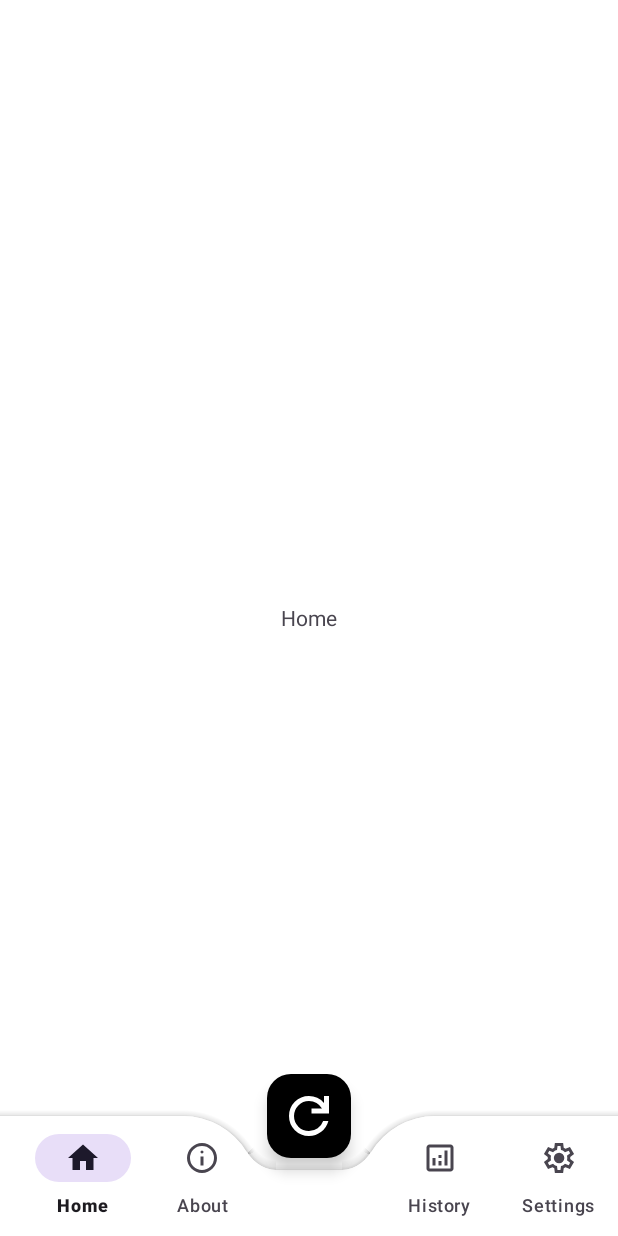
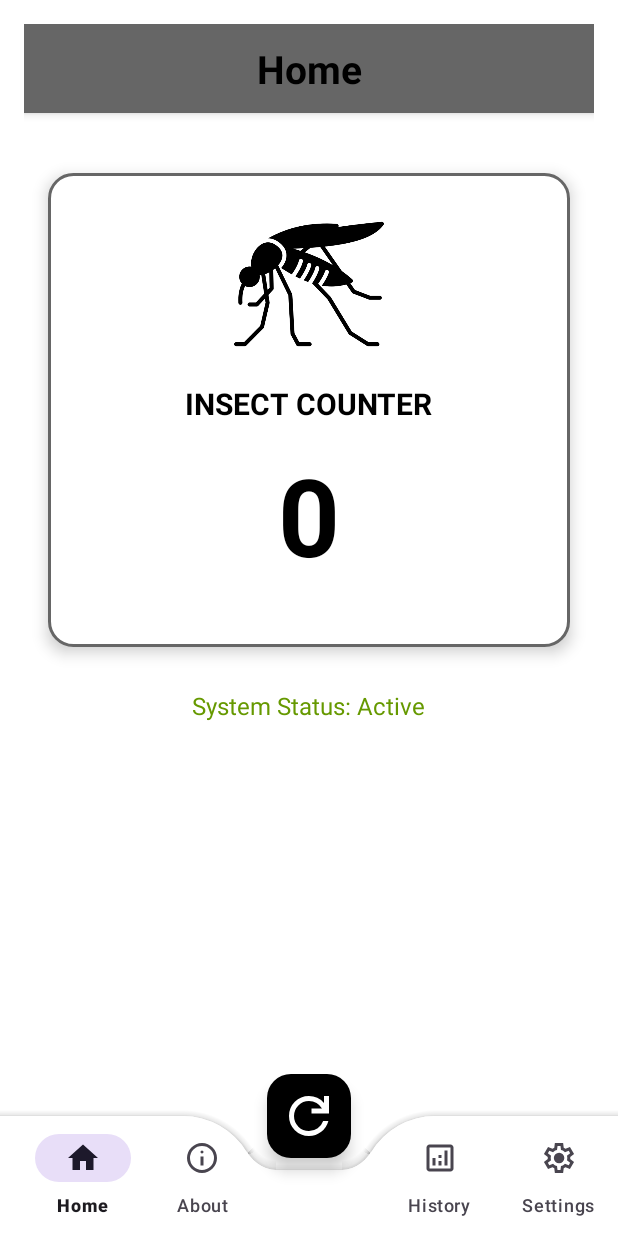
Before and after one commit to dey1ous/InsectRepellent, an Android app: the screen it shows after launch (MainActivity), on a phone screen of 412 x 824 dp. Run offline under Robolectric (Android 15) with nearby library versions, the light colour scheme and no system bars.

Commit message:
updated UI

```diff
--- a/app/build.gradle.kts
+++ b/app/build.gradle.kts
@@ -41,6 +41,7 @@ dependencies {
     implementation(libs.material)
     implementation(libs.activity)
     implementation(libs.constraintlayout)
+    implementation(libs.fragment)
     testImplementation(libs.junit)
     androidTestImplementation(libs.ext.junit)
     androidTestImplementation(libs.espresso.core)
--- a/app/src/main/java/com/example/capstone2/MainActivity.java
+++ b/app/src/main/java/com/example/capstone2/MainActivity.java
@@ -9,6 +9,7 @@ import androidx.fragment.app.FragmentManager;
 import androidx.fragment.app.FragmentTransaction;
 
 import com.example.capstone2.databinding.ActivityMainBinding;
+import com.google.android.material.floatingactionbutton.FloatingActionButton;
 
 public class MainActivity extends AppCompatActivity {
 
@@ -21,8 +22,10 @@ public class MainActivity extends AppCompatActivity {
         EdgeToEdge.enable(this);
         setContentView(binding.getRoot());
 
+        // Load default Home fragment
+        replaceFragment(new HomeFragment());
 
-        replaceFragment(new HomeFragment());
+        // Handle bottom navigation
         binding.bottomNavigationView.setBackground(null);
         binding.bottomNavigationView.setOnItemSelectedListener(item -> {
             int itemId = item.getItemId();
@@ -37,6 +40,19 @@ public class MainActivity extends AppCompatActivity {
             }
             return true;
         });
+
+
+        FloatingActionButton fab = findViewById(R.id.fab_refresh);
+        fab.setOnClickListener(v -> {
+            Fragment currentFragment = getSupportFragmentManager().findFragmentById(R.id.frame_layout);
+
+            if (currentFragment != null && !(currentFragment instanceof SettingsFragment)) {
+                getSupportFragmentManager().beginTransaction()
+                        .detach(currentFragment)
+                        .attach(currentFragment)
+                        .commit();
+            }
+        });
     }
 
     private void replaceFragment(Fragment fragment) {
--- /dev/null
+++ b/app/src/main/res/drawable/card_background.xml
@@ -0,0 +1,6 @@
+<shape xmlns:android="http://schemas.android.com/apk/res/android"
+    android:shape="rectangle">
+    <corners android:radius="16dp" />
+    <solid android:color="@android:color/white" />
+    <stroke android:color="@color/teal_200" android:width="2dp"/>
+</shape>
--- a/app/src/main/res/layout/activity_main.xml
+++ b/app/src/main/res/layout/activity_main.xml
@@ -14,13 +14,15 @@
         android:layout_height="match_parent" />
 
     <com.google.android.material.floatingactionbutton.FloatingActionButton
+        android:id="@+id/fab_refresh"
     android:layout_width="wrap_content"
     android:layout_height="wrap_content"
     android:src="@drawable/baseline_refresh_24"
     app:backgroundTint="@color/black"
         app:tint="@color/white"
     app:layout_anchor="@id/bottomAppBar"
-    app:maxImageSize="40dp" />
+    app:maxImageSize="40dp"
+        app:rippleColor="@color/teal_200"/>
 
     <com.google.android.material.bottomappbar.BottomAppBar
         android:id="@+id/bottomAppBar"
--- a/app/src/main/res/layout/fragment_home.xml
+++ b/app/src/main/res/layout/fragment_home.xml
@@ -1,17 +1,74 @@
 <?xml version="1.0" encoding="utf-8"?>
-<FrameLayout xmlns:android="http://schemas.android.com/apk/res/android"
-    xmlns:tools="http://schemas.android.com/tools"
+<LinearLayout xmlns:android="http://schemas.android.com/apk/res/android"
     android:layout_width="match_parent"
     android:layout_height="match_parent"
+    android:orientation="vertical"
+    android:gravity="center_horizontal"
     android:background="@color/white"
-    tools:context=".HomeFragment">
+    android:padding="16dp">
 
-    <!-- TODO: Update blank fragment layout -->
     <TextView
+        android:id="@+id/pageTitle"
         android:layout_width="match_parent"
-        android:layout_height="match_parent"
+        android:layout_height="wrap_content"
         android:text="Home"
-        android:gravity="center"/>
+        android:textSize="26sp"
+        android:textStyle="bold"
+        android:gravity="center"
+        android:textColor="@android:color/black"
+        android:padding="12dp"
+        android:background="@color/teal_200"
+        android:elevation="4dp"
+        android:layout_marginBottom="24dp" />
 
+    <LinearLayout
+        android:layout_width="match_parent"
+        android:layout_height="wrap_content"
+        android:orientation="vertical"
+        android:padding="24dp"
+        android:gravity="center"
+        android:background="@drawable/card_background"
+        android:elevation="6dp"
+        android:layout_margin="16dp">
 
-</FrameLayout>
+        <ImageView
+            android:id="@+id/Icon"
+            android:layout_width="100dp"
+            android:layout_height="100dp"
+            android:layout_marginBottom="16dp"
+            android:src="@drawable/ic_mosquito"
+            android:contentDescription="Mosquito Icon" />
+
+        <TextView
+            android:id="@+id/Title"
+            android:layout_width="wrap_content"
+            android:layout_height="wrap_content"
+            android:text="INSECT COUNTER"
+            android:textSize="20sp"
+            android:textStyle="bold"
+            android:textColor="@color/black"
+            android:layout_marginBottom="12dp" />
+
+        <TextView
+            android:id="@+id/mosquitoCount"
+            android:layout_width="wrap_content"
+            android:layout_height="wrap_content"
+            android:text="0"
+            android:textSize="72sp"
+            android:textStyle="bold"
+            android:textColor="@color/black"
+            android:layout_marginBottom="16dp" />
+
+    </LinearLayout>
+
+    <TextView
+        android:id="@+id/systemStatus"
+        android:layout_width="wrap_content"
+        android:layout_height="wrap_content"
+        android:text="System Status: Active"
+        android:textSize="16sp"
+        android:textColor="@android:color/holo_green_dark"
+        android:layout_marginTop="12dp"
+        android:gravity="center" />
+
+</LinearLayout>
--- a/app/src/main/res/values/colors.xml
+++ b/app/src/main/res/values/colors.xml
@@ -2,4 +2,5 @@
 <resources>
     <color name="black">#FF000000</color>
     <color name="white">#FFFFFF</color>
+    <color name="teal_200">#666666</color>
 </resources>
--- a/gradle/libs.versions.toml
+++ b/gradle/libs.versions.toml
@@ -7,6 +7,7 @@ appcompat = "1.7.1"
 material = "1.13.0"
 activity = "1.11.0"
 constraintlayout = "2.2.1"
+fragment = "1.8.9"
 
 [libraries]
 junit = { group = "junit", name = "junit", version.ref = "junit" }
@@ -16,6 +17,7 @@ appcompat = { group = "androidx.appcompat", name = "appcompat", version.ref = "a
 material = { group = "com.google.android.material", name = "material", version.ref = "material" }
 activity = { group = "androidx.activity", name = "activity", version.ref = "activity" }
 constraintlayout = { group = "androidx.constraintlayout", name = "constraintlayout", version.ref = "constraintlayout" }
+fragment = { group = "androidx.fragment", name = "fragment", version.ref = "fragment" }
 
 [plugins]
 android-application = { id = "com.android.application", version.ref = "agp" }
```
Also changed, not shown: app/src/main/res/drawable/ic_mosquito.png (added).
